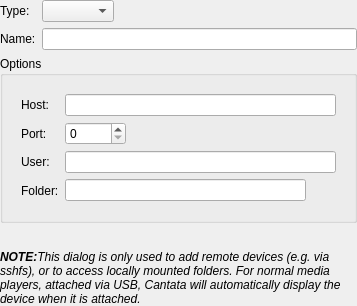
polpo/cantata-mac, file devices/remotedevicepropertieswidget.ui: the form before one commit.
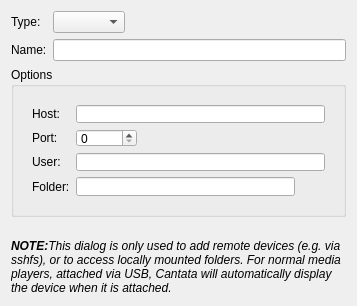
The form after the commit. Custom widgets are drawn as their Qt base class.

```diff
--- a/devices/remotedevicepropertieswidget.ui
+++ b/devices/remotedevicepropertieswidget.ui
@@ -11,9 +11,6 @@
    </rect>
   </property>
   <layout class="QVBoxLayout" name="verticalLayout_2">
-   <property name="margin">
-    <number>0</number>
-   </property>
    <item>
     <layout class="QFormLayout" name="formLayout">
      <property name="fieldGrowthPolicy">
```
